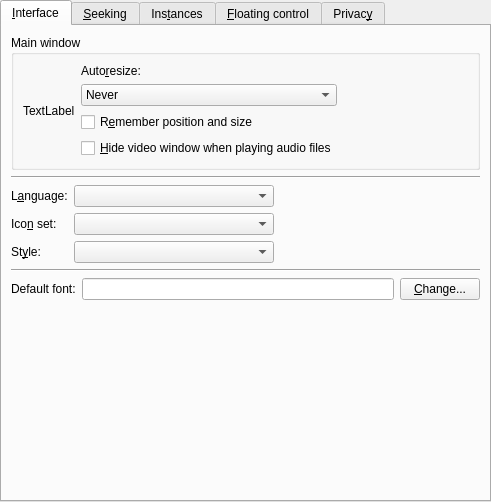
Qt form src/gui/pref/interface.ui (wilbert2000/wzplayer) before a commit.
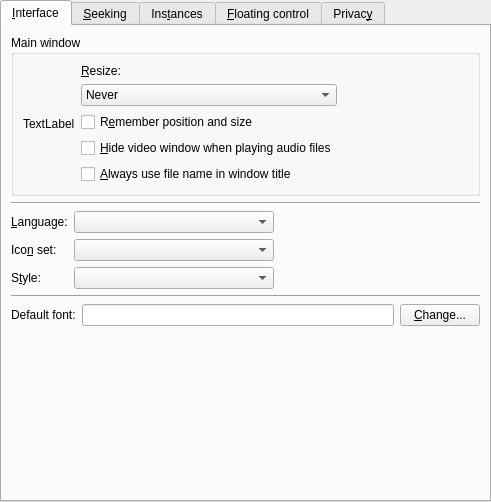
The same form after that commit. Custom widgets are drawn as their Qt base class.

Commit message: Moved option "Show tag in window title" from advanced to interface tab

Diff of the .ui file:
```diff
--- a/src/gui/pref/interface.ui
+++ b/src/gui/pref/interface.ui
@@ -57,7 +57,7 @@
             <item>
              <widget class="QLabel" name="label">
               <property name="text">
-               <string>Auto&amp;resize:</string>
+               <string>&amp;Resize:</string>
               </property>
               <property name="buddy">
                <cstring>mainwindow_resize_combo</cstring>
@@ -103,6 +103,13 @@
               </property>
              </widget>
             </item>
+            <item>
+             <widget class="QCheckBox" name="use_filename_in_title_check">
+              <property name="text">
+               <string>&amp;Always use file name in window title</string>
+              </property>
+             </widget>
+            </item>
            </layout>
           </item>
           <item>
@@ -210,7 +217,7 @@
          <item row="2" column="0">
           <widget class="QLabel" name="style_label">
            <property name="text">
-            <string>St&amp;yle:</string>
+            <string>S&amp;tyle:</string>
            </property>
            <property name="wordWrap">
             <bool>false</bool>
@@ -233,7 +240,7 @@
          <item row="0" column="0">
           <widget class="QLabel" name="textLabel1_18">
            <property name="text">
-            <string>L&amp;anguage:</string>
+            <string>&amp;Language:</string>
            </property>
            <property name="wordWrap">
             <bool>false</bool>
```
Left out of the diff: 1 changed line with no effect on the pictures. The commit also changes 6 other files.
